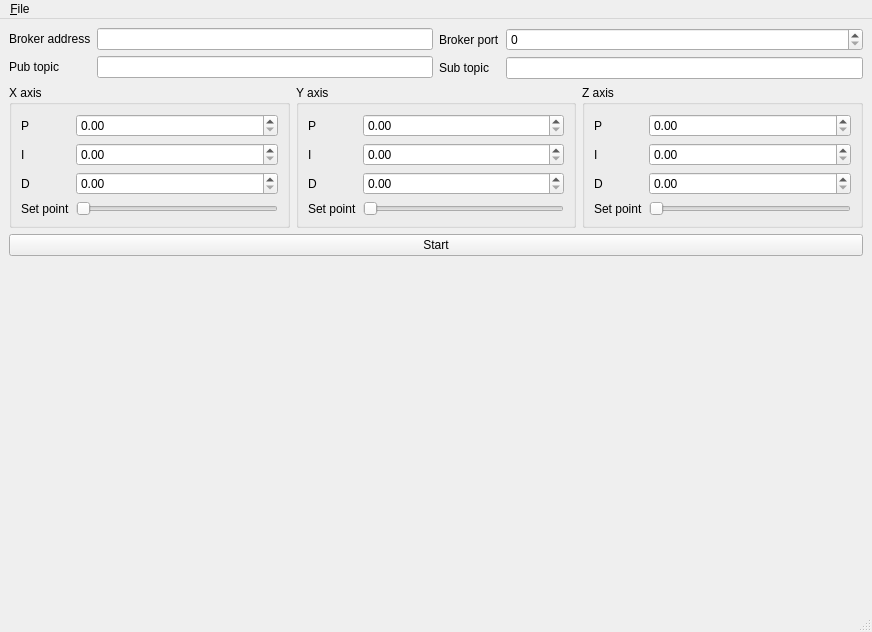
Qt form mainwindow.ui (pbosetti/machine_sim) before a commit.
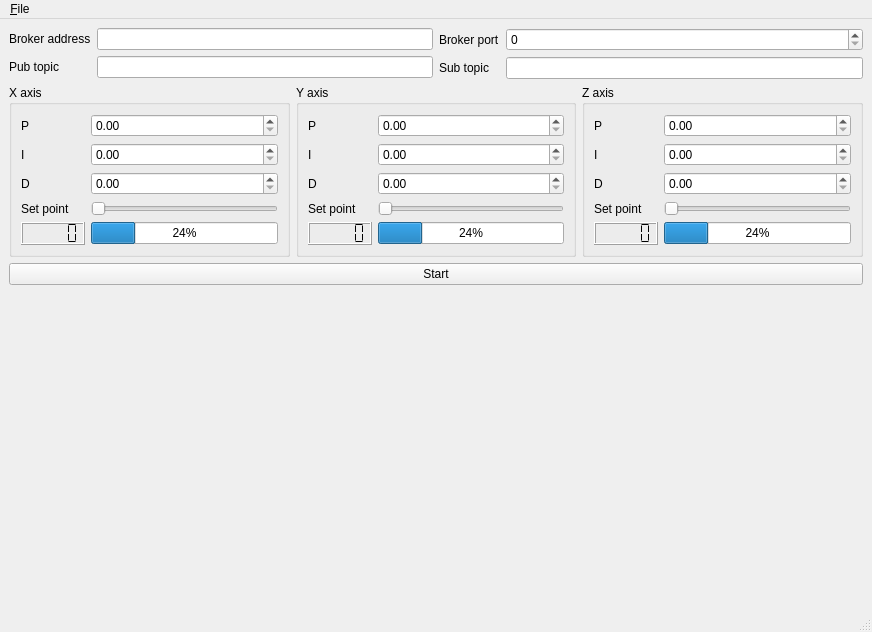
The same form after that commit.

```diff
--- a/mainwindow.ui
+++ b/mainwindow.ui
@@ -137,6 +137,20 @@
              </property>
             </widget>
            </item>
+           <item row="4" column="0">
+            <widget class="QLCDNumber" name="lcdNumber">
+             <property name="segmentStyle">
+              <enum>QLCDNumber::Flat</enum>
+             </property>
+            </widget>
+           </item>
+           <item row="4" column="1">
+            <widget class="QProgressBar" name="xPositionBar">
+             <property name="value">
+              <number>24</number>
+             </property>
+            </widget>
+           </item>
           </layout>
          </item>
         </layout>
@@ -206,6 +220,20 @@
              </property>
             </widget>
            </item>
+           <item row="4" column="0">
+            <widget class="QLCDNumber" name="lcdNumber_2">
+             <property name="segmentStyle">
+              <enum>QLCDNumber::Flat</enum>
+             </property>
+            </widget>
+           </item>
+           <item row="4" column="1">
+            <widget class="QProgressBar" name="yPositionBar">
+             <property name="value">
+              <number>24</number>
+             </property>
+            </widget>
+           </item>
           </layout>
          </item>
         </layout>
@@ -275,6 +303,20 @@
              </property>
             </widget>
            </item>
+           <item row="4" column="0">
+            <widget class="QLCDNumber" name="lcdNumber_3">
+             <property name="segmentStyle">
+              <enum>QLCDNumber::Flat</enum>
+             </property>
+            </widget>
+           </item>
+           <item row="4" column="1">
+            <widget class="QProgressBar" name="zPositionBar">
+             <property name="value">
+              <number>24</number>
+             </property>
+            </widget>
+           </item>
           </layout>
          </item>
         </layout>
```
Left out of the diff: 53 changed lines with no effect on the pictures.
